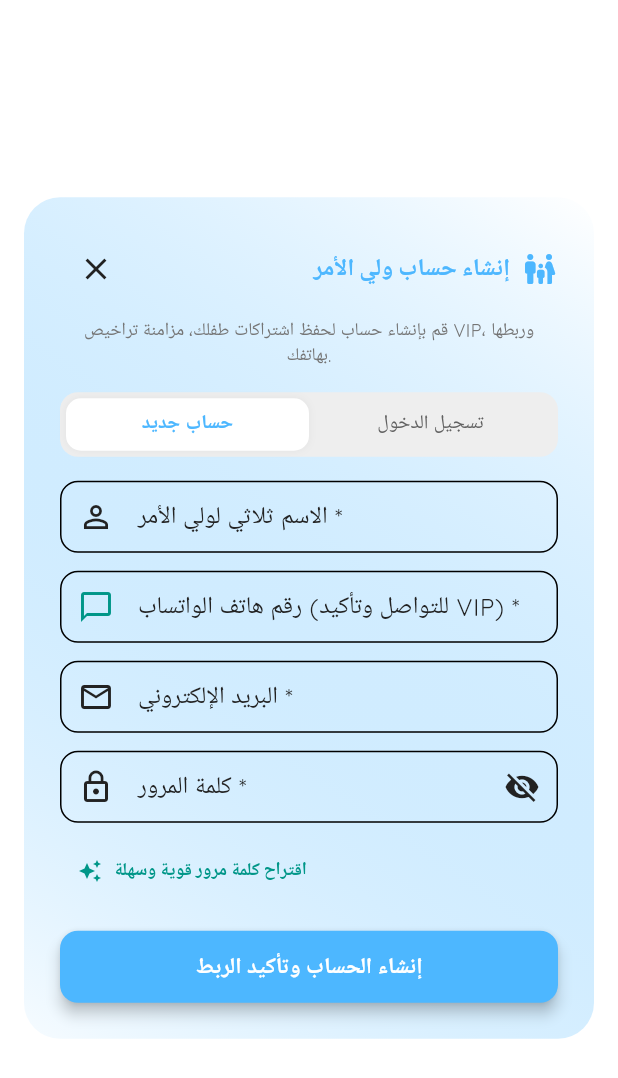
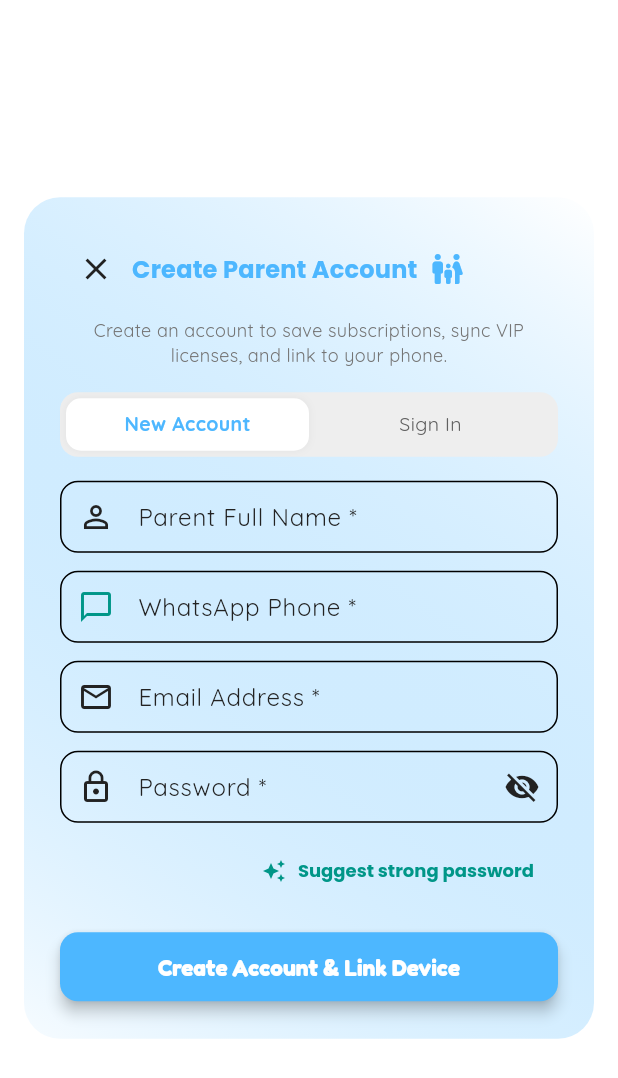
Before and after one commit to Albalahy94/Brainquests-MiniGenius-, a Flutter app: the ParentAccountDialog widget shown alone on an empty page, opened directly, on a phone screen of 412 x 824 dp. Shown: the top 1078 px of the screen. Run offline on Flutter 3.47's test engine with Material 3 defaults, Android fonts, the phone set to English and light mode, and no system bars; our stand-ins replace audioplayers, confetti, firebase_analytics, firebase_crashlytics, fl_chart, flutter_animate and 10 more; accounts and stored records are empty; generated files the repository leaves out were written again; network calls fail.

Commit message:
fix(i18n): translate parent account creation and login dialog completely

```diff
--- a/lib/features/parent_dashboard/ui/parent_account_dialog.dart
+++ b/lib/features/parent_dashboard/ui/parent_account_dialog.dart
@@ -66,7 +66,7 @@ class _ParentAccountDialogState extends State<ParentAccountDialog> {
     });
   }
 
-  void _generateSuggestedPassword() {
+  void _generateSuggestedPassword(bool isAr) {
     final adjectives = ['Hero', 'Super', 'Smart', 'Safe', 'Star', 'Bright'];
     final numbers = Random().nextInt(900) + 100;
     final symbols = ['@', '#', '!', '*'];
@@ -79,7 +79,11 @@ class _ParentAccountDialogState extends State<ParentAccountDialog> {
 
     ScaffoldMessenger.of(context).showSnackBar(
       SnackBar(
-        content: Text('تم توليد كلمة مرور قوية ونسخها: $suggested'),
+        content: Text(
+          isAr
+              ? 'تم توليد كلمة مرور قوية ونسخها: $suggested'
+              : 'Strong password generated and copied: $suggested',
+        ),
         backgroundColor: Colors.teal,
         duration: const Duration(seconds: 3),
       ),
@@ -87,7 +91,7 @@ class _ParentAccountDialogState extends State<ParentAccountDialog> {
     setState(() {});
   }
 
-  Future<void> _handleSubmit() async {
+  Future<void> _handleSubmit(bool isAr) async {
     if (!_formKey.currentState!.validate()) return;
 
     setState(() => _isSubmitting = true);
@@ -107,7 +111,7 @@ class _ParentAccountDialogState extends State<ParentAccountDialog> {
       if (res['status'] == 'success') {
         ScaffoldMessenger.of(context).showSnackBar(
           SnackBar(
-            content: Text(res['message'] ?? 'تم إنشاء الحساب بنجاح!'),
+            content: Text(res['message'] ?? (isAr ? 'تم إنشاء الحساب بنجاح!' : 'Account created successfully!')),
             backgroundColor: Colors.green,
           ),
         );
@@ -116,7 +120,7 @@ class _ParentAccountDialogState extends State<ParentAccountDialog> {
       } else {
         ScaffoldMessenger.of(context).showSnackBar(
           SnackBar(
-            content: Text(res['message'] ?? 'فشل إنشاء الحساب'),
+            content: Text(res['message'] ?? (isAr ? 'فشل إنشاء الحساب' : 'Failed to create account')),
             backgroundColor: Colors.redAccent,
           ),
         );
@@ -134,7 +138,7 @@ class _ParentAccountDialogState extends State<ParentAccountDialog> {
       if (res['status'] == 'success') {
         ScaffoldMessenger.of(context).showSnackBar(
           SnackBar(
-            content: Text(res['message'] ?? 'تم تسجيل الدخول بنجاح!'),
+            content: Text(res['message'] ?? (isAr ? 'تم تسجيل الدخول بنجاح!' : 'Signed in successfully!')),
             backgroundColor: Colors.green,
           ),
         );
@@ -143,7 +147,7 @@ class _ParentAccountDialogState extends State<ParentAccountDialog> {
       } else {
         ScaffoldMessenger.of(context).showSnackBar(
           SnackBar(
-            content: Text(res['message'] ?? 'فشل تسجيل الدخول'),
+            content: Text(res['message'] ?? (isAr ? 'فشل تسجيل الدخول' : 'Failed to sign in')),
             backgroundColor: Colors.redAccent,
           ),
         );
@@ -157,7 +161,7 @@ class _ParentAccountDialogState extends State<ParentAccountDialog> {
     _loadProfile();
   }
 
-  Future<void> _handleSyncLicense() async {
+  Future<void> _handleSyncLicense(bool isAr) async {
     setState(() => _isSubmitting = true);
     final res = await _licensingService.verifyLicense();
     setState(() => _isSubmitting = false);
@@ -171,8 +175,8 @@ class _ParentAccountDialogState extends State<ParentAccountDialog> {
     ScaffoldMessenger.of(context).showSnackBar(
       SnackBar(
         content: Text(isPro
-            ? '✅ تم تحديث الترخيص: حسابك مفعل باقة VIP بنجاح!'
-            : 'ℹ️ تم المزامنة بنجاح مع السيرفر المركزي.'),
+            ? (isAr ? '✅ تم تحديث الترخيص: حسابك مفعل باقة VIP بنجاح!' : '✅ License updated: VIP Pro active!')
+            : (isAr ? 'ℹ️ تم المزامنة بنجاح مع السيرفر المركزي.' : 'ℹ️ Synchronized with central server.')),
         backgroundColor: isPro ? Colors.green : Colors.blueGrey,
       ),
     );
@@ -181,6 +185,8 @@ class _ParentAccountDialogState extends State<ParentAccountDialog> {
 
   @override
   Widget build(BuildContext context) {
+    final isAr = Localizations.localeOf(context).languageCode == 'ar';
+
     return Dialog(
       shape: RoundedRectangleBorder(borderRadius: BorderRadius.circular(24)),
       elevation: 16,
@@ -205,13 +211,13 @@ class _ParentAccountDialogState extends State<ParentAccountDialog> {
                 child: CircularProgressIndicator(),
               )
             : SingleChildScrollView(
-                child: _isLoggedIn ? _buildProfileView() : _buildAuthForm(),
+                child: _isLoggedIn ? _buildProfileView(isAr) : _buildAuthForm(isAr),
               ),
       ),
     );
   }
 
-  Widget _buildProfileView() {
+  Widget _buildProfileView(bool isAr) {
     return Column(
       mainAxisSize: MainAxisSize.min,
       crossAxisAlignment: CrossAxisAlignment.stretch,
@@ -226,7 +232,7 @@ class _ParentAccountDialogState extends State<ParentAccountDialog> {
             Row(
               children: [
                 Text(
-                  'ملف ولي الأمر',
+                  isAr ? 'ملف ولي الأمر' : 'Parent Profile',
                   style: Theme.of(context).textTheme.titleLarge?.copyWith(
                         fontWeight: FontWeight.bold,
                         color: AppTheme.primaryBlue,
@@ -266,7 +272,7 @@ class _ParentAccountDialogState extends State<ParentAccountDialog> {
               ),
               const SizedBox(height: 12),
               Text(
-                _profile['name'] ?? 'ولي الأمر',
+                _profile['name'] ?? (isAr ? 'ولي الأمر' : 'Parent'),
                 style: const TextStyle(
                   fontSize: 18,
                   fontWeight: FontWeight.bold,
@@ -309,24 +315,24 @@ class _ParentAccountDialogState extends State<ParentAccountDialog> {
             children: [
               IconButton(
                 icon: const Icon(Icons.copy_rounded, size: 18),
-                tooltip: 'نسخ معرف الجهاز',
+                tooltip: isAr ? 'نسخ معرف الجهاز' : 'Copy Device ID',
                 onPressed: () {
                   Clipboard.setData(ClipboardData(text: _deviceId));
                   ScaffoldMessenger.of(context).showSnackBar(
-                    const SnackBar(
-                      content: Text('تم نسخ معرف الجهاز إلى الحافظة'),
-                      duration: Duration(seconds: 2),
+                    SnackBar(
+                      content: Text(isAr ? 'تم نسخ معرف الجهاز إلى الحافظة' : 'Device ID copied to clipboard'),
+                      duration: const Duration(seconds: 2),
                     ),
                   );
                 },
               ),
               Expanded(
                 child: Column(
-                  crossAxisAlignment: CrossAxisAlignment.end,
+                  crossAxisAlignment: isAr ? CrossAxisAlignment.end : CrossAxisAlignment.start,
                   children: [
-                    const Text(
-                      'معرف الجهاز المرتبط (Device ID)',
-                      style: TextStyle(fontSize: 11, color: Colors.grey),
+                    Text(
+                      isAr ? 'معرف الجهاز المرتبط (Device ID)' : 'Linked Device ID',
+                      style: const TextStyle(fontSize: 11, color: Colors.grey),
                     ),
                     Text(
                       _deviceId,
@@ -347,7 +353,7 @@ class _ParentAccountDialogState extends State<ParentAccountDialog> {
         ),
         const SizedBox(height: 20),
         ElevatedButton.icon(
-          onPressed: _isSubmitting ? null : _handleSyncLicense,
+          onPressed: _isSubmitting ? null : () => _handleSyncLicense(isAr),
           icon: _isSubmitting
               ? const SizedBox(
                   width: 18,
@@ -355,7 +361,7 @@ class _ParentAccountDialogState extends State<ParentAccountDialog> {
                   child: CircularProgressIndicator(strokeWidth: 2, color: Colors.white),
                 )
               : const Icon(Icons.sync_rounded),
-          label: const Text('مزامنة حالة اشتراك VIP الآن'),
+          label: Text(isAr ? 'مزامنة حالة اشتراك VIP الآن' : 'Sync VIP Status Now'),
           style: ElevatedButton.styleFrom(
             backgroundColor: Colors.teal,
             foregroundColor: Colors.white,
@@ -367,9 +373,9 @@ class _ParentAccountDialogState extends State<ParentAccountDialog> {
         OutlinedButton.icon(
           onPressed: _handleLogout,
           icon: const Icon(Icons.logout_rounded, color: Colors.redAccent),
-          label: const Text(
-            'تسجيل الخروج من الحساب',
-            style: TextStyle(color: Colors.redAccent),
+          label: Text(
+            isAr ? 'تسجيل الخروج من الحساب' : 'Sign Out',
+            style: const TextStyle(color: Colors.redAccent),
           ),
           style: OutlinedButton.styleFrom(
             side: const BorderSide(color: Colors.redAccent),
@@ -381,7 +387,7 @@ class _ParentAccountDialogState extends State<ParentAccountDialog> {
     );
   }
 
-  Widget _buildAuthForm() {
+  Widget _buildAuthForm(bool isAr) {
     return Form(
       key: _formKey,
       child: Column(
@@ -395,10 +401,16 @@ class _ParentAccountDialogState extends State<ParentAccountDialog> {
                 icon: const Icon(Icons.close),
                 onPressed: () => Navigator.of(context).pop(),
               ),
-              Row(
+              Expanded(
+                child: FittedBox(
+                  fit: BoxFit.scaleDown,
+                  alignment: isAr ? Alignment.centerRight : Alignment.centerLeft,
+                  child: Row(
                     children: [
                       Text(
-                    _isRegisterMode ? 'إنشاء حساب ولي الأمر' : 'تسجيل دخول ولي الأمر',
+                        _isRegisterMode
+                            ? (isAr ? 'إنشاء حساب ولي الأمر' : 'Create Parent Account')
+                            : (isAr ? 'تسجيل دخول ولي الأمر' : 'Parent Login'),
                         style: Theme.of(context).textTheme.titleMedium?.copyWith(
                               fontWeight: FontWeight.bold,
                               color: AppTheme.primaryBlue,
@@ -408,13 +420,19 @@ class _ParentAccountDialogState extends State<ParentAccountDialog> {
                       const Icon(Icons.family_restroom_rounded, color: AppTheme.primaryBlue),
                     ],
                   ),
+                ),
+              ),
             ],
           ),
           const SizedBox(height: 8),
           Text(
             _isRegisterMode
+                ? (isAr
                     ? 'قم بإنشاء حساب لحفظ اشتراكات طفلك، مزامنة تراخيص VIP، وربطها بهاتفك.'
-                : 'أهلاً بك مجدداً! سجّل دخولك لمزامنة اشتراكات طفلك وتراخيص الـ VIP.',
+                    : 'Create an account to save subscriptions, sync VIP licenses, and link to your phone.')
+                : (isAr
+                    ? 'أهلاً بك مجدداً! سجّل دخولك لمزامنة اشتراكات طفلك وتراخيص الـ VIP.'
+                    : 'Welcome back! Sign in to sync your child\'s subscriptions and VIP licenses.'),
             textAlign: TextAlign.center,
             style: TextStyle(fontSize: 12, color: Colors.grey.shade600),
           ),
@@ -447,7 +465,7 @@ class _ParentAccountDialogState extends State<ParentAccountDialog> {
                       ),
                       alignment: Alignment.center,
                       child: Text(
-                        'حساب جديد',
+                        isAr ? 'حساب جديد' : 'New Account',
                         style: TextStyle(
                           fontSize: 13,
                           fontWeight:
@@ -479,7 +497,7 @@ class _ParentAccountDialogState extends State<ParentAccountDialog> {
                       ),
                       alignment: Alignment.center,
                       child: Text(
-                        'تسجيل الدخول',
+                        isAr ? 'تسجيل الدخول' : 'Sign In',
                         style: TextStyle(
                           fontSize: 13,
                           fontWeight:
@@ -499,18 +517,22 @@ class _ParentAccountDialogState extends State<ParentAccountDialog> {
           if (_isRegisterMode) ...[
             TextFormField(
               controller: _nameController,
-              textAlign: TextAlign.right,
+              textAlign: isAr ? TextAlign.right : TextAlign.left,
               decoration: InputDecoration(
-                labelText: 'الاسم ثلاثي لولي الأمر *',
-                hintText: 'مثال: أحمد عبد الله المحمدي',
+                labelText: isAr ? 'الاسم ثلاثي لولي الأمر *' : 'Parent Full Name *',
+                hintText: isAr ? 'مثال: أحمد عبد الله المحمدي' : 'e.g., John Smith',
                 prefixIcon: const Icon(Icons.person_outline),
                 border: OutlineInputBorder(borderRadius: BorderRadius.circular(12)),
                 contentPadding: const EdgeInsets.symmetric(horizontal: 14, vertical: 12),
               ),
               validator: (v) {
-                if (v == null || v.trim().isEmpty) return 'يرجى إدخال اسم ولي الأمر';
+                if (v == null || v.trim().isEmpty) {
+                  return isAr ? 'يرجى إدخال اسم ولي الأمر' : 'Please enter parent name';
+                }
                 final words = v.trim().split(RegExp(r'\s+'));
-                if (words.length < 2) return 'يرجى كتابة الاسم ثنائياً أو ثلاثياً على الأقل';
+                if (words.length < 2) {
+                  return isAr ? 'يرجى كتابة الاسم ثنائياً أو ثلاثياً على الأقل' : 'Please enter first and last name';
+                }
                 return null;
               },
             ),
@@ -518,17 +540,21 @@ class _ParentAccountDialogState extends State<ParentAccountDialog> {
             TextFormField(
               controller: _phoneController,
               keyboardType: TextInputType.phone,
-              textAlign: TextAlign.right,
+              textAlign: isAr ? TextAlign.right : TextAlign.left,
               decoration: InputDecoration(
-                labelText: 'رقم هاتف الواتساب (للتواصل وتأكيد VIP) *',
-                hintText: '01012345678',
+                labelText: isAr ? 'رقم هاتف الواتساب (للتواصل وتأكيد VIP) *' : 'WhatsApp Phone *',
+                hintText: isAr ? '01012345678' : '+1 555-1234',
                 prefixIcon: const Icon(Icons.chat_bubble_outline, color: Colors.teal),
                 border: OutlineInputBorder(borderRadius: BorderRadius.circular(12)),
                 contentPadding: const EdgeInsets.symmetric(horizontal: 14, vertical: 12),
               ),
               validator: (v) {
-                if (v == null || v.trim().isEmpty) return 'يرجى إدخال رقم الواتساب';
-                if (v.trim().length < 8) return 'رقم الهاتف غير صالح';
+                if (v == null || v.trim().isEmpty) {
+                  return isAr ? 'يرجى إدخال رقم الواتساب' : 'Please enter phone number';
+                }
+                if (v.trim().length < 8) {
+                  return isAr ? 'رقم الهاتف غير صالح' : 'Invalid phone number';
+                }
                 return null;
               },
             ),
@@ -537,17 +563,23 @@ class _ParentAccountDialogState extends State<ParentAccountDialog> {
           TextFormField(
             controller: _emailController,
             keyboardType: TextInputType.emailAddress,
-            textAlign: TextAlign.right,
+            textAlign: isAr ? TextAlign.right : TextAlign.left,
             decoration: InputDecoration(
-              labelText: _isRegisterMode ? 'البريد الإلكتروني *' : 'البريد الإلكتروني أو اسم المستخدم *',
+              labelText: _isRegisterMode
+                  ? (isAr ? 'البريد الإلكتروني *' : 'Email Address *')
+                  : (isAr ? 'البريد الإلكتروني أو اسم المستخدم *' : 'Email or Username *'),
               hintText: 'parent@example.com',
               prefixIcon: const Icon(Icons.email_outlined),
               border: OutlineInputBorder(borderRadius: BorderRadius.circular(12)),
               contentPadding: const EdgeInsets.symmetric(horizontal: 14, vertical: 12),
             ),
             validator: (v) {
-              if (v == null || v.trim().isEmpty) return 'يرجى إدخال البريد الإلكتروني';
-              if (_isRegisterMode && !v.contains('@')) return 'صيغة البريد الإلكتروني غير صحيحة';
+              if (v == null || v.trim().isEmpty) {
+                return isAr ? 'يرجى إدخال البريد الإلكتروني' : 'Please enter email';
+              }
+              if (_isRegisterMode && !v.contains('@')) {
+                return isAr ? 'صيغة البريد الإلكتروني غير صحيحة' : 'Invalid email format';
+              }
               return null;
             },
           ),
@@ -555,9 +587,9 @@ class _ParentAccountDialogState extends State<ParentAccountDialog> {
           TextFormField(
             controller: _passwordController,
             obscureText: _obscurePassword,
-            textAlign: TextAlign.right,
+            textAlign: isAr ? TextAlign.right : TextAlign.left,
             decoration: InputDecoration(
-              labelText: 'كلمة المرور *',
+              labelText: isAr ? 'كلمة المرور *' : 'Password *',
               prefixIcon: const Icon(Icons.lock_outline),
               suffixIcon: IconButton(
                 icon: Icon(_obscurePassword ? Icons.visibility_off : Icons.visibility),
@@ -567,28 +599,32 @@ class _ParentAccountDialogState extends State<ParentAccountDialog> {
               contentPadding: const EdgeInsets.symmetric(horizontal: 14, vertical: 12),
             ),
             validator: (v) {
-              if (v == null || v.isEmpty) return 'يرجى إدخال كلمة المرور';
-              if (v.length < 6) return 'كلمة المرور يجب ألا تقل عن 6 خانات';
+              if (v == null || v.isEmpty) {
+                return isAr ? 'يرجى إدخال كلمة المرور' : 'Please enter password';
+              }
+              if (v.length < 6) {
+                return isAr ? 'كلمة المرور يجب ألا تقل عن 6 خانات' : 'Password must be at least 6 characters';
+              }
               return null;
             },
           ),
           if (_isRegisterMode) ...[
             const SizedBox(height: 8),
             Align(
-              alignment: Alignment.centerLeft,
+              alignment: isAr ? Alignment.centerLeft : Alignment.centerRight,
               child: TextButton.icon(
-                onPressed: _generateSuggestedPassword,
+                onPressed: () => _generateSuggestedPassword(isAr),
                 icon: const Icon(Icons.auto_awesome, size: 16, color: Colors.teal),
-                label: const Text(
-                  'اقتراح كلمة مرور قوية وسهلة',
-                  style: TextStyle(fontSize: 12, color: Colors.teal, fontWeight: FontWeight.bold),
+                label: Text(
+                  isAr ? 'اقتراح كلمة مرور قوية وسهلة' : 'Suggest strong password',
+                  style: const TextStyle(fontSize: 12, color: Colors.teal, fontWeight: FontWeight.bold),
                 ),
               ),
             ),
           ],
           const SizedBox(height: 16),
           ElevatedButton(
-            onPressed: _isSubmitting ? null : _handleSubmit,
+            onPressed: _isSubmitting ? null : () => _handleSubmit(isAr),
             style: ElevatedButton.styleFrom(
               backgroundColor: AppTheme.primaryBlue,
               foregroundColor: Colors.white,
@@ -602,7 +638,9 @@ class _ParentAccountDialogState extends State<ParentAccountDialog> {
                     child: CircularProgressIndicator(strokeWidth: 2, color: Colors.white),
                   )
                 : Text(
-                    _isRegisterMode ? 'إنشاء الحساب وتأكيد الربط' : 'تسجيل الدخول ومزامنة VIP',
+                    _isRegisterMode
+                        ? (isAr ? 'إنشاء الحساب وتأكيد الربط' : 'Create Account & Link Device')
+                        : (isAr ? 'تسجيل الدخول ومزامنة VIP' : 'Sign In & Sync VIP'),
                     style: const TextStyle(fontSize: 15, fontWeight: FontWeight.bold),
                   ),
           ),
```
Lines whose indentation alone changed are shown as unchanged.
